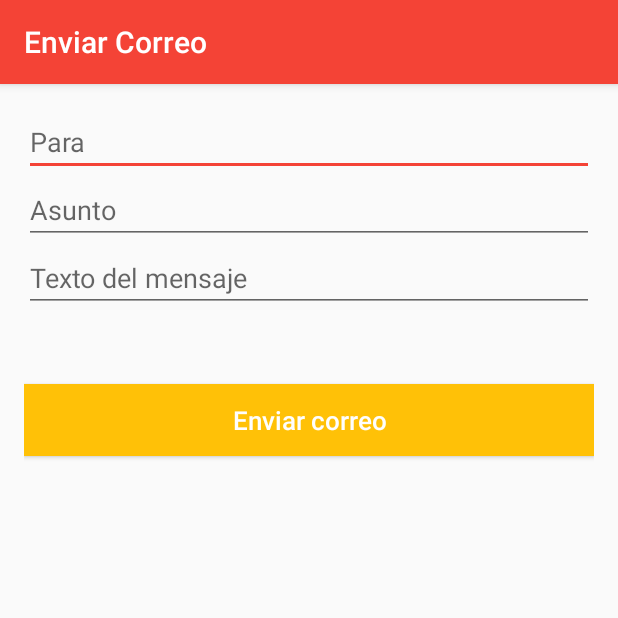
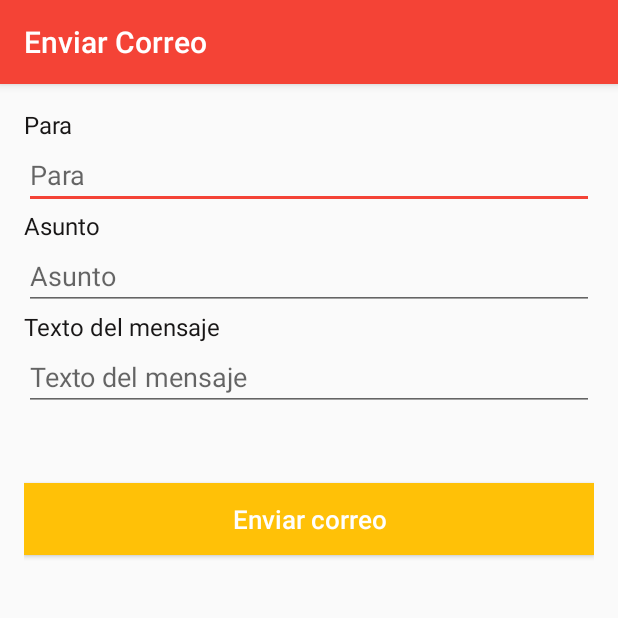
Before and after one commit to gfernandez21/AppPedidos, an Android app: the Correo screen opened directly, with no data from a screen before it, on a phone screen of 412 x 824 dp, the top half of it. Run offline under Robolectric (Android 15) with nearby library versions, the phone set to English and light mode, and no system bars; libraries missing offline, so code that uses them is left out: com.mobsandgeeks.saripaar; 2 statements that could not run were skipped.

Commit message:
cambios 5

```diff
--- a/app/src/main/AndroidManifest.xml
+++ b/app/src/main/AndroidManifest.xml
@@ -44,7 +44,9 @@
         <activity
             android:name=".Correo"
             android:label="@string/title_CorreoActivity" />
-        <activity android:name=".RecuperarPass"></activity>
+        <activity
+            android:name=".RecuperarPass"
+            android:label="@string/title_RecuperarPass"></activity>
     </application>
 
 </manifest>
--- a/app/src/main/java/net/gabrielf/apppedidos/Correo.java
+++ b/app/src/main/java/net/gabrielf/apppedidos/Correo.java
@@ -10,6 +10,11 @@ import android.widget.Button;
 import android.widget.EditText;
 import android.widget.Toast;
 
+import com.mobsandgeeks.saripaar.ValidationError;
+import com.mobsandgeeks.saripaar.Validator;
+import com.mobsandgeeks.saripaar.annotation.NotEmpty;
+
+import java.util.List;
 import java.util.Properties;
 import javax.mail.Authenticator;
 import javax.mail.Message;
@@ -20,14 +25,41 @@ import javax.mail.Transport;
 import javax.mail.internet.InternetAddress;
 import javax.mail.internet.MimeMessage;
 
-public class Correo extends AppCompatActivity implements View.OnClickListener {
+public class Correo extends AppCompatActivity implements View.OnClickListener, Validator.ValidationListener {
 
     Session session = null;
     ProgressDialog pdialog = null;
     Context context = null;
-    EditText reciep, sub, msg;
+    @NotEmpty(message = "Debe ingresar Email" )
+    EditText reciep;
+    @NotEmpty(message = "Debe ingresar asunto" )
+    EditText sub;
+    @NotEmpty(message = "Debe ingresar texto del mensaje" )
+    EditText msg;
     String rec, subject, textMessage;
+    Validator validator;
+    @Override
+    public void onValidationSucceeded() {
+        //Toast.makeText(this, "Dato ingresado correctamente", Toast.LENGTH_SHORT).show();
+    }
 
+    @Override
+    public void onValidationFailed(List<ValidationError> errors)
+    {
+        for (ValidationError error : errors)
+        {
+            View view = error.getView();
+            String message = error.getCollatedErrorMessage(this);
+
+            if (view instanceof EditText) {
+                ((EditText) view).setError(message);
+            }
+            else
+            {
+                Toast.makeText(this, message, Toast.LENGTH_LONG).show();
+            }
+        }
+    }
 
     @Override
     protected void onCreate(Bundle savedInstanceState) {
@@ -42,6 +74,10 @@ public class Correo extends AppCompatActivity implements View.OnClickListener {
         msg = (EditText) findViewById(R.id.et_text);
 
         login.setOnClickListener(this);
+
+        validator = new Validator(this);
+        validator.setValidationListener(this);
+
     }
 
     @Override
@@ -50,6 +86,11 @@ public class Correo extends AppCompatActivity implements View.OnClickListener {
         subject = sub.getText().toString();
         textMessage = msg.getText().toString();
 
+        if (rec.equals("") || subject.equals("") || textMessage.equals("")){
+
+            validator.validate();
+        }
+        else{
             Properties props = new Properties();
             props.put("mail.smtp.host", "smtp.gmail.com");
             props.put("mail.smtp.socketFactory.port", "465");
@@ -67,6 +108,9 @@ public class Correo extends AppCompatActivity implements View.OnClickListener {
 
             RetreiveFeedTask task = new RetreiveFeedTask();
             task.execute();
+        }
+
+
     }
 
     class RetreiveFeedTask extends AsyncTask<String, Void, String> {
--- a/app/src/main/java/net/gabrielf/apppedidos/MainActivity.java
+++ b/app/src/main/java/net/gabrielf/apppedidos/MainActivity.java
@@ -87,15 +87,12 @@ public class MainActivity extends AppCompatActivity implements Validator.Validat
                 i.putExtra("Username",str);
                 startActivity(i);
 
-
             }
 
             else{
                 //popup msg
                 Toast temp = Toast.makeText(MainActivity.this , "Usuario y/o Password incorrectos!", Toast.LENGTH_SHORT);
                 temp.show();
-
-
 
             }
 
@@ -109,7 +106,6 @@ public class MainActivity extends AppCompatActivity implements Validator.Validat
 
             startActivity(i);
 
-
         }
     }
 
--- a/app/src/main/java/net/gabrielf/apppedidos/ModificarActivity.java
+++ b/app/src/main/java/net/gabrielf/apppedidos/ModificarActivity.java
@@ -33,8 +33,6 @@ public class ModificarActivity extends AppCompatActivity implements Validator.Va
         //Toast.makeText(this, "Dato ingresado correctamente", Toast.LENGTH_SHORT).show();
     }
 
-
-
     @Override
     public void onValidationFailed(List<ValidationError> errors)
     {
@@ -52,7 +50,6 @@ public class ModificarActivity extends AppCompatActivity implements Validator.Va
             }
         }
     }
-
 
     @Override
     protected void onCreate(Bundle savedInstanceState) {
--- a/app/src/main/res/layout/activity_correo.xml
+++ b/app/src/main/res/layout/activity_correo.xml
@@ -15,9 +15,9 @@
         android:id="@+id/et_to"
         android:layout_width="match_parent"
         android:layout_height="wrap_content"
-        android:layout_alignParentTop="true"
-        android:layout_alignParentRight="true"
-        android:layout_alignParentEnd="true" />
+        android:layout_below="@+id/textView21"
+        android:layout_alignParentLeft="true"
+        android:layout_alignParentStart="true" />
 
     <EditText
         android:ems="10"
@@ -25,7 +25,7 @@
         android:id="@+id/et_sub"
         android:layout_width="match_parent"
         android:layout_height="wrap_content"
-        android:layout_below="@+id/et_to"
+        android:layout_below="@+id/textView25"
         android:layout_alignParentLeft="true"
         android:layout_alignParentStart="true" />
 
@@ -36,7 +36,7 @@
         android:layout_width="match_parent"
         android:layout_height="wrap_content"
         android:inputType="textPostalAddress"
-        android:layout_below="@+id/et_sub"
+        android:layout_below="@+id/textView30"
         android:layout_alignParentLeft="true"
         android:layout_alignParentStart="true" />
 
@@ -54,4 +54,40 @@
         android:textAllCaps="false"
         android:background="@drawable/botonpulsado" />
 
+    <TextView
+        android:layout_width="wrap_content"
+        android:layout_height="wrap_content"
+        android:textAppearance="?android:attr/textAppearanceMedium"
+        android:text="Para"
+        android:id="@+id/textView21"
+        android:textColor="#181616"
+        android:textSize="@dimen/abc_text_size_menu_material"
+        android:layout_alignParentTop="true"
+        android:layout_alignParentLeft="true"
+        android:layout_alignParentStart="true" />
+
+    <TextView
+        android:layout_width="wrap_content"
+        android:layout_height="wrap_content"
+        android:textAppearance="?android:attr/textAppearanceMedium"
+        android:text="Asunto"
+        android:id="@+id/textView25"
+        android:textColor="#181616"
+        android:textSize="@dimen/abc_text_size_menu_material"
+        android:layout_below="@+id/et_to"
+        android:layout_alignParentLeft="true"
+        android:layout_alignParentStart="true" />
+
+    <TextView
+        android:layout_width="wrap_content"
+        android:layout_height="wrap_content"
+        android:textAppearance="?android:attr/textAppearanceMedium"
+        android:text="Texto del mensaje"
+        android:id="@+id/textView30"
+        android:textColor="#181616"
+        android:textSize="@dimen/abc_text_size_menu_material"
+        android:layout_below="@+id/et_sub"
+        android:layout_alignParentLeft="true"
+        android:layout_alignParentStart="true" />
+
 </RelativeLayout>
--- a/app/src/main/res/values/strings.xml
+++ b/app/src/main/res/values/strings.xml
@@ -11,6 +11,7 @@
     <string name="title_Pre_modificarActivity">PreModificar Producto</string>
     <string name="title_ModificarActivity">Modificar Producto</string>
     <string name="title_CorreoActivity">Enviar Correo</string>
+    <string name="title_RecuperarPass">Recuperar contraseña</string>
 
     <string name="navigation_drawer_open">Open navigation drawer</string>
     <string name="navigation_drawer_close">Close navigation drawer</string>
```
Also changed, not shown: app/src/main/java/net/gabrielf/apppedidos/DatabaseHelper.java (+5 -5 lines), app/src/main/java/net/gabrielf/apppedidos/RecuperarPass.java (+53 -6 lines), app/src/main/res/layout/activity_recuperar_pass.xml (+19 -3 lines). Lines whose indentation alone changed are shown as unchanged.
